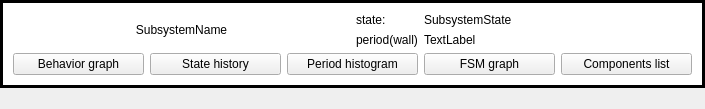
This is rqt_agent/resource/SubsystemWidget.ui in RCPRG-ros-pkg/agent_orocos as Qt 5 draws it before an edit. The edited form follows.
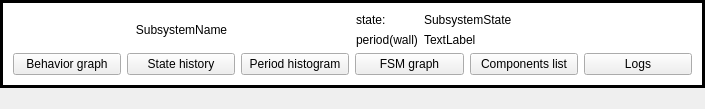
This is the edited form.

```diff
--- a/rqt_agent/resource/SubsystemWidget.ui
+++ b/rqt_agent/resource/SubsystemWidget.ui
@@ -129,7 +129,7 @@
        </layout>
       </item>
       <item>
-       <layout class="QGridLayout" name="gridLayout_2" columnstretch="0,0,0,0,0">
+       <layout class="QGridLayout" name="gridLayout_2" columnstretch="0,0,0,0,0,0">
         <item row="0" column="4">
          <widget class="QPushButton" name="showComponentsList">
           <property name="text">
@@ -165,6 +165,13 @@
           </property>
          </widget>
         </item>
+        <item row="0" column="5">
+         <widget class="QPushButton" name="showLogs">
+          <property name="text">
+           <string>Logs</string>
+          </property>
+         </widget>
+        </item>
        </layout>
       </item>
      </layout>
```
